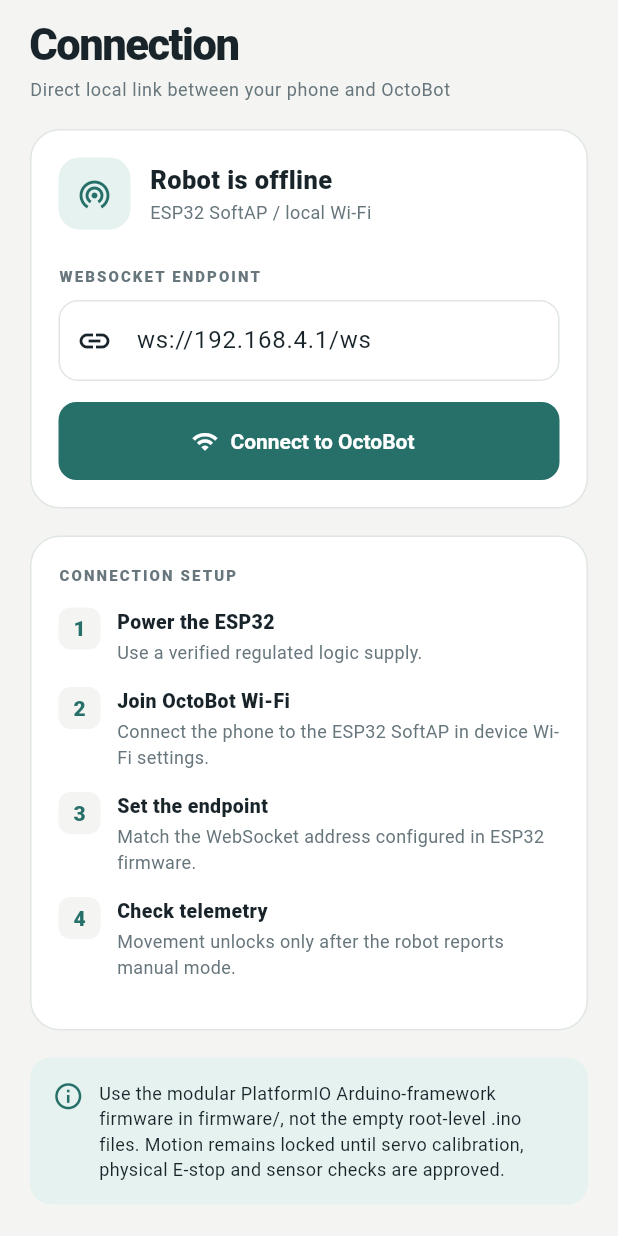
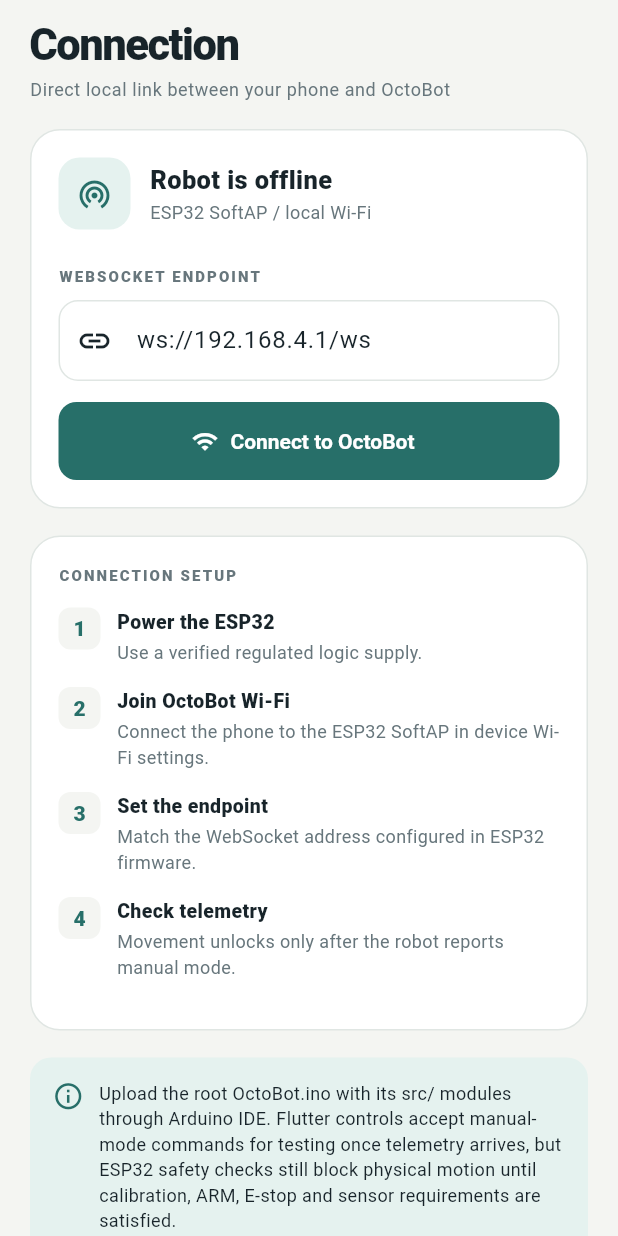
Before and after one commit to Mark-Batongbacal/OctoBot, a Flutter app: the ConnectionScreen widget shown alone on an empty page, opened directly with empty values, on a phone screen of 412 x 824 dp. Run offline on Flutter 3.47's test engine with Material 3 defaults, Android fonts, the phone set to English and light mode, and no system bars.

Commit message:
docs(flutter): correct Arduino IDE connection help

```diff
--- a/flutter/lib/features/connection_screen.dart
+++ b/flutter/lib/features/connection_screen.dart
@@ -107,9 +107,10 @@ class _ConnectionScreenState extends State<ConnectionScreen> {
           Icon(Icons.info_outline, color: OctoColors.teal, size: 21),
           SizedBox(width: 10),
           Expanded(child: Text(
-            'Use the modular PlatformIO Arduino-framework firmware in firmware/, '
-            'not the empty root-level .ino files. Motion remains locked until '
-            'servo calibration, physical E-stop and sensor checks are approved.',
+            'Upload the root OctoBot.ino with its src/ modules through Arduino IDE. '
+            'Flutter controls accept manual-mode commands for testing once telemetry arrives, '
+            'but ESP32 safety checks still block physical motion until calibration, ARM, '
+            'E-stop and sensor requirements are satisfied.',
             style: TextStyle(fontSize: 12, height: 1.45))),
         ]),
       ),
```
